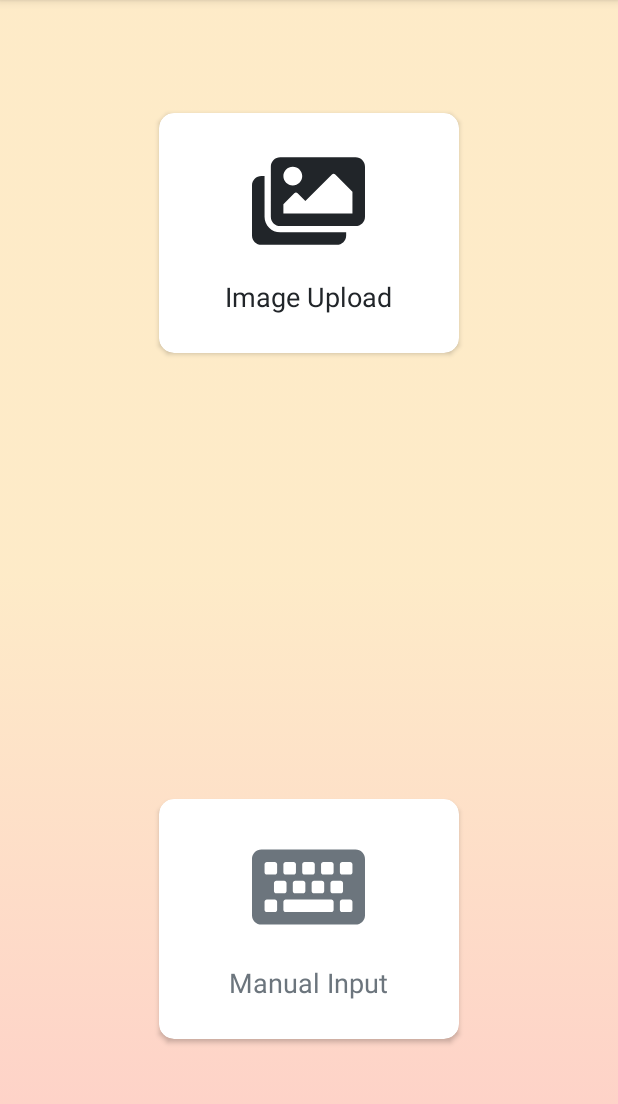
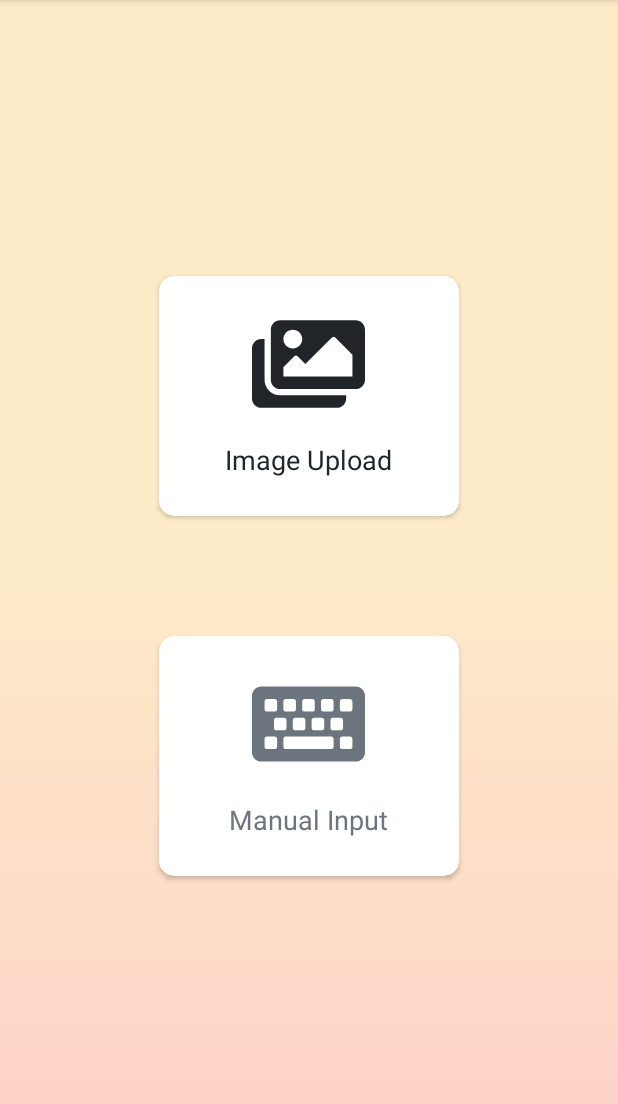
Before and after one commit to chinjanggg/SP_Digito, an Android app: the screen it shows after launch (MainActivity), on a phone screen of 412 x 824 dp, the part 84-1188 px from its top. Run offline under Robolectric (Android 15) with nearby library versions, the phone set to English and light mode, and no system bars.

Commit message:
Remove unused

```diff
--- a/app/src/main/java/com/chinjanggg/spdigito/ImageConfirmationActivity.java
+++ b/app/src/main/java/com/chinjanggg/spdigito/ImageConfirmationActivity.java
@@ -12,7 +12,6 @@ import android.graphics.BitmapFactory;
 import android.os.Bundle;
 import android.view.View;
 import android.widget.ImageView;
-import android.widget.TextView;
 import android.widget.Toast;
 
 import com.google.android.material.floatingactionbutton.FloatingActionButton;
@@ -44,7 +43,9 @@ public class ImageConfirmationActivity extends AppCompatActivity {
         setContentView(R.layout.activity_image_confirmation);
         setRequestedOrientation(ActivityInfo.SCREEN_ORIENTATION_PORTRAIT);
 
+        //Set action bar title and remove back button
         getSupportActionBar().setTitle(R.string.confirmation);
+        getSupportActionBar().setDisplayHomeAsUpEnabled(false);
 
         pidCF = findViewById(R.id.pidCF);
         nameCF = findViewById(R.id.nameCF);
--- a/app/src/main/java/com/chinjanggg/spdigito/ImageEditActivity.java
+++ b/app/src/main/java/com/chinjanggg/spdigito/ImageEditActivity.java
@@ -13,7 +13,6 @@ import android.text.TextWatcher;
 import android.view.View;
 import android.widget.EditText;
 import android.widget.ImageView;
-import android.widget.TextView;
 import android.widget.Toast;
 
 import com.google.android.material.floatingactionbutton.FloatingActionButton;
@@ -44,7 +43,9 @@ public class ImageEditActivity extends AppCompatActivity {
         setContentView(R.layout.activity_image_edit);
         setRequestedOrientation(ActivityInfo.SCREEN_ORIENTATION_PORTRAIT);
 
+        //Set action bar title and remove back button
         getSupportActionBar().setTitle(R.string.edit);
+        getSupportActionBar().setDisplayHomeAsUpEnabled(false);
 
         pidEdit = findViewById(R.id.pidEdit);
         nameEdit = findViewById(R.id.nameEdit);
--- a/app/src/main/java/com/chinjanggg/spdigito/MainActivity.java
+++ b/app/src/main/java/com/chinjanggg/spdigito/MainActivity.java
@@ -8,9 +8,12 @@ import android.content.pm.ActivityInfo;
 import android.os.Bundle;
 import android.view.View;
 
+import com.google.android.material.floatingactionbutton.FloatingActionButton;
+
 public class MainActivity extends AppCompatActivity {
 
     CardView btnUploadAct, btnManualAct;
+    FloatingActionButton btnCap;
     @Override
     protected void onCreate(Bundle savedInstanceState) {
         super.onCreate(savedInstanceState);
@@ -34,6 +37,14 @@ public class MainActivity extends AppCompatActivity {
             }
         });
 
+        btnCap = findViewById(R.id.btnCap);
+        btnCap.setOnClickListener(new View.OnClickListener() {
+            @Override
+            public void onClick(View v) {
+                Intent intent = new Intent(MainActivity.this, CameraActivity.class);
+                startActivity(intent);
+            }
+        });
     }
 
     private void goToUploadAct() {
--- a/app/src/main/java/com/chinjanggg/spdigito/ManualConfirmationActivity.java
+++ b/app/src/main/java/com/chinjanggg/spdigito/ManualConfirmationActivity.java
@@ -38,7 +38,9 @@ public class ManualConfirmationActivity extends AppCompatActivity {
         setContentView(R.layout.activity_manual_confirmation);
         setRequestedOrientation(ActivityInfo.SCREEN_ORIENTATION_PORTRAIT);
 
+        //Set action bar title and remove back button
         getSupportActionBar().setTitle(R.string.confirmation);
+        getSupportActionBar().setDisplayHomeAsUpEnabled(false);
 
         pidCF = findViewById(R.id.pidCF);
         nameCF = findViewById(R.id.nameCF);
@@ -207,4 +209,5 @@ public class ManualConfirmationActivity extends AppCompatActivity {
             }
         }
     }
+
 }
--- a/app/src/main/java/com/chinjanggg/spdigito/ManualEditActivity.java
+++ b/app/src/main/java/com/chinjanggg/spdigito/ManualEditActivity.java
@@ -36,9 +36,11 @@ public class ManualEditActivity extends AppCompatActivity {
     protected void onCreate(Bundle savedInstanceState) {
         super.onCreate(savedInstanceState);
         setContentView(R.layout.activity_manual_edit);
+        setRequestedOrientation(ActivityInfo.SCREEN_ORIENTATION_PORTRAIT);
 
+        //Set action bar title and remove back button
         getSupportActionBar().setTitle(R.string.edit);
-        setRequestedOrientation(ActivityInfo.SCREEN_ORIENTATION_PORTRAIT);
+        getSupportActionBar().setDisplayHomeAsUpEnabled(false);
 
         pidEdit = findViewById(R.id.pidEdit);
         nameEdit = findViewById(R.id.nameEdit);
--- a/app/src/main/java/com/chinjanggg/spdigito/ManualInputActivity.java
+++ b/app/src/main/java/com/chinjanggg/spdigito/ManualInputActivity.java
@@ -13,7 +13,6 @@ import android.text.InputFilter;
 import android.text.TextWatcher;
 import android.view.View;
 import android.widget.EditText;
-import android.widget.ImageButton;
 import android.widget.Toast;
 
 import com.google.android.material.floatingactionbutton.FloatingActionButton;
@@ -35,7 +34,9 @@ public class ManualInputActivity extends AppCompatActivity {
         setContentView(R.layout.activity_manual_input);
         setRequestedOrientation(ActivityInfo.SCREEN_ORIENTATION_PORTRAIT);
 
+        //Set action bar title and remove back button
         getSupportActionBar().setTitle(R.string.manual_form);
+        getSupportActionBar().setDisplayHomeAsUpEnabled(false);
 
         pidInput = findViewById(R.id.pidInput);
         sysInput = findViewById(R.id.sysInput);
--- a/app/src/main/res/layout/activity_main.xml
+++ b/app/src/main/res/layout/activity_main.xml
@@ -7,23 +7,22 @@
     android:paddingRight="10dp"
     android:background="@drawable/gradient_bg">
 
+    <LinearLayout
+        android:layout_width="match_parent"
+        android:layout_height="match_parent"
+        android:gravity="center"
+        android:orientation="vertical">
+
         <androidx.cardview.widget.CardView
             android:id="@+id/btnUploadAct"
             android:layout_width="200dp"
             android:layout_height="160dp"
-        android:layout_alignParentTop="true"
-        android:layout_centerHorizontal="true"
-        android:layout_marginStart="20dp"
-        android:layout_marginLeft="20dp"
-        android:layout_marginTop="75dp"
-        android:layout_marginEnd="20dp"
-        android:layout_marginRight="20dp"
+            android:layout_marginBottom="40dp"
             android:clickable="true"
             android:focusable="true"
             android:foreground="?android:attr/selectableItemBackground"
             app:cardBackgroundColor="@android:color/white"
             app:cardCornerRadius="10dp">
-
 
             <ImageView
                 android:id="@+id/images"
@@ -51,20 +50,13 @@
                 android:textColor="@color/colorPrimaryText"
                 android:visibility="visible" />
 
-
         </androidx.cardview.widget.CardView>
 
         <androidx.cardview.widget.CardView
             android:id="@+id/btnManualAct"
             android:layout_width="200dp"
             android:layout_height="160dp"
-        android:layout_alignParentBottom="true"
-        android:layout_centerHorizontal="true"
-        android:layout_marginStart="20dp"
-        android:layout_marginLeft="20dp"
-        android:layout_marginEnd="20dp"
-        android:layout_marginRight="20dp"
-        android:layout_marginBottom="75dp"
+            android:layout_marginTop="40dp"
             android:clickable="true"
             android:focusable="true"
             android:foreground="?android:attr/selectableItemBackground"
@@ -100,4 +92,18 @@
 
         </androidx.cardview.widget.CardView>
 
+    </LinearLayout>
+
+    <com.google.android.material.floatingactionbutton.FloatingActionButton
+        android:id="@+id/btnCap"
+        android:layout_width="wrap_content"
+        android:layout_height="wrap_content"
+        android:layout_centerInParent="true"
+        android:clickable="true"
+        android:focusable="true"
+        android:src="@drawable/ic_camera"
+        android:tint="@android:color/black"
+        android:visibility="invisible"
+        app:backgroundTint="#F0F0F0" />
+
 </RelativeLayout>
--- a/app/src/main/res/values/strings.xml
+++ b/app/src/main/res/values/strings.xml
@@ -9,6 +9,9 @@
     <string name="cancelled">Cancelled</string>
     <string name="sending">Sending...</string>
     <string name="image_upload">Image Upload</string>
+    <string name="select_action">Select Action</string>
+    <string name="take_picture">Take Picture From Camera</string>
+    <string name="open_gallery">Select Picture From Gallery</string>
     <string name="manual_input">Manual Input</string>
     <string name="manual_form">Manual Form</string>
     <string name="confirmation">Confirmation</string>
```
Also changed, not shown: app/src/main/java/com/chinjanggg/spdigito/ImageUploadActivity.java (+5 -4 lines). Lines whose indentation alone changed are shown as unchanged.
